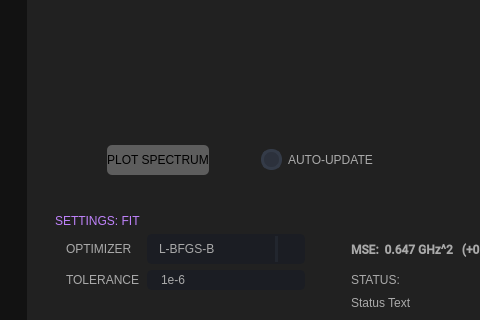
This is resources/ui_window.ui in scqubits/qfit as Qt 5 draws it before an edit; both pictures show x 163 to 643 and y 375 to 695 of the 1170 by 830 pixel window. The edited form follows.
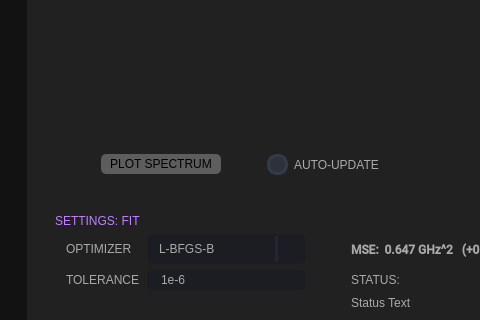
This is the edited form. The open tabs and pages were chosen to show the change. Icons and pictures are not drawn. Custom widgets are drawn as their Qt base class.

The edit to the form file:
```diff
--- a/resources/ui_window.ui
+++ b/resources/ui_window.ui
@@ -14,7 +14,7 @@
     <x>0</x>
     <y>0</y>
     <width>1170</width>
-    <height>774</height>
+    <height>784</height>
    </rect>
   </property>
   <property name="sizePolicy">
@@ -2859,8 +2859,8 @@
                   <rect>
                    <x>0</x>
                    <y>0</y>
-                   <width>100</width>
-                   <height>30</height>
+                   <width>352</width>
+                   <height>372</height>
                   </rect>
                  </property>
                  <layout class="QVBoxLayout" name="verticalLayout_11">
@@ -2914,8 +2914,8 @@
                 </property>
                 <property name="minimumSize">
                  <size>
-                  <width>100</width>
-                  <height>30</height>
+                  <width>120</width>
+                  <height>20</height>
                  </size>
                 </property>
                 <property name="toolTip">
```
Left out of the diff: 29 changed lines with no effect on the pictures.
